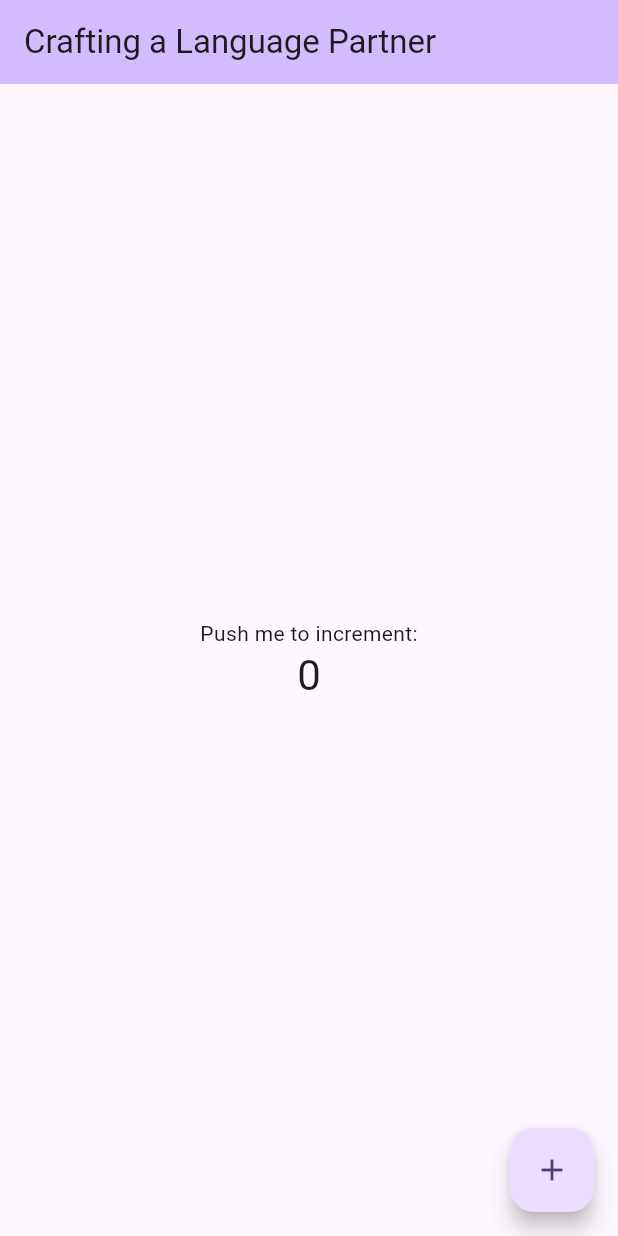
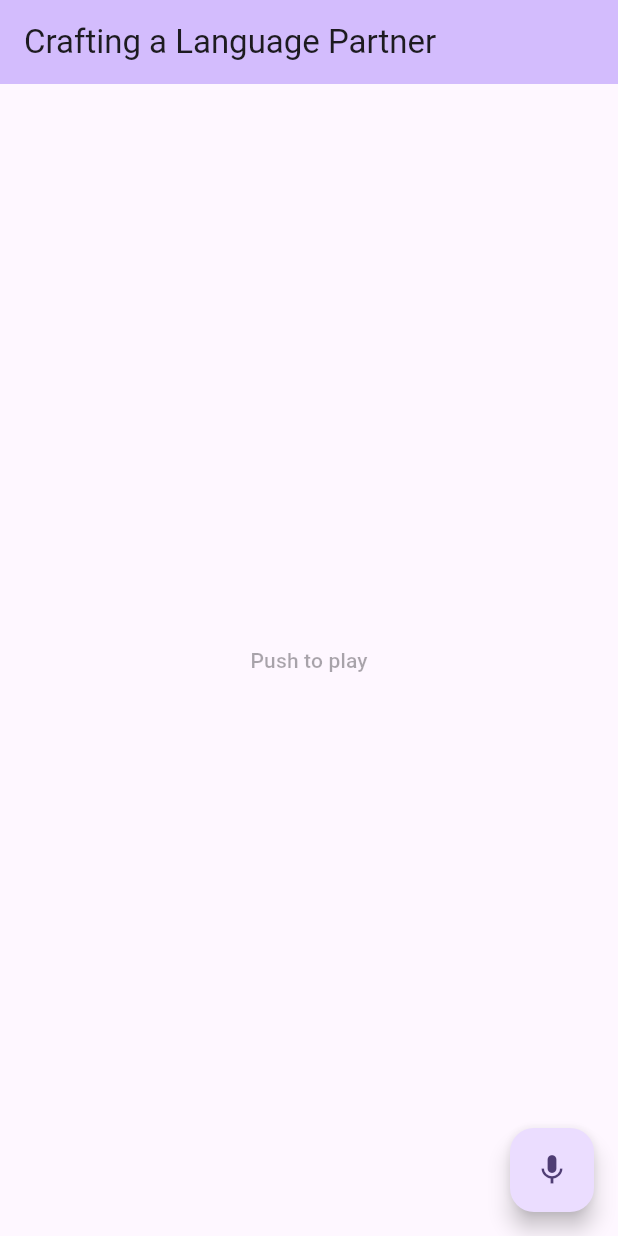
Before and after one commit to bulwinkel/devfest23, a Flutter app: the screen it shows after launch, on a phone screen of 412 x 824 dp. Run offline on Flutter 3.47's test engine with Material 3 defaults, Android fonts, the phone set to English and light mode, and no system bars; our stand-ins replace audioplayers, flutter_hooks; missing offline and left inert: flutter_sound_record; statements that could not run were skipped.

Commit message:
3. Record audio

```diff
--- a/lib/chat_page.dart
+++ b/lib/chat_page.dart
@@ -1,5 +1,15 @@
+import 'package:audioplayers/audioplayers.dart';
 import 'package:flutter/material.dart';
 import 'package:flutter_hooks/flutter_hooks.dart';
+import 'package:flutter_sound_record/flutter_sound_record.dart';
+import 'package:path/path.dart';
+import 'package:path_provider/path_provider.dart';
+
+enum ChatStatus {
+  idle,
+  recording,
+  processing,
+}
 
 class ChatPage extends HookWidget {
   const ChatPage({super.key, required this.title});
@@ -8,11 +18,42 @@ class ChatPage extends HookWidget {
 
   @override
   Widget build(BuildContext context) {
-    final counterState = useState(0);
-    final counter = counterState.value;
+    final recorder = useMemoized(FlutterSoundRecord.new);
+    final audioPlayers = useMemoized(AudioPlayer.new);
 
-    void incrementCounter() {
-      counterState.value++;
+    final status = useState(ChatStatus.idle);
+    final recordingPath = useState('');
+
+    Future<void> onFabPressed() async {
+      final dir = await getApplicationDocumentsDirectory();
+
+      switch (status.value) {
+        case ChatStatus.idle:
+          status.value = ChatStatus.recording;
+
+          final path = join(dir.path, 'recording.mp4');
+          await recorder.start(
+            path: path,
+          );
+          recordingPath.value = path;
+          break;
+        case ChatStatus.recording:
+          await recorder.stop();
+          // status.value = ChatStatus.processing;
+          status.value = ChatStatus.idle;
+          break;
+        case ChatStatus.processing:
+          status.value = ChatStatus.idle;
+          break;
+      }
+    }
+
+    Future<void> playRecording() async {
+      if (recordingPath.value.isEmpty || status.value != ChatStatus.idle) {
+        return;
+      }
+
+      await audioPlayers.play(DeviceFileSource(recordingPath.value));
     }
 
     return Scaffold(
@@ -24,20 +65,31 @@ class ChatPage extends HookWidget {
         child: Column(
           mainAxisAlignment: MainAxisAlignment.center,
           children: <Widget>[
-            const Text(
-              'Push me to increment:',
-            ),
-            Text(
-              '$counter',
-              style: Theme.of(context).textTheme.headlineMedium,
+            TextButton(
+              onPressed: switch (status.value == ChatStatus.idle &&
+                  recordingPath.value.isNotEmpty) {
+                true => playRecording,
+                false => null,
+              },
+              child: Text(
+                'Push to play',
+              ),
             ),
           ],
         ),
       ),
       floatingActionButton: FloatingActionButton(
-        onPressed: incrementCounter,
-        tooltip: 'Increment',
-        child: const Icon(Icons.add),
+        onPressed: onFabPressed,
+        tooltip: switch (status.value) {
+          ChatStatus.idle => 'Start recording',
+          ChatStatus.recording => 'Stop recording',
+          ChatStatus.processing => 'Processing',
+        },
+        child: switch (status.value) {
+          ChatStatus.idle => const Icon(Icons.mic),
+          ChatStatus.recording => const Icon(Icons.stop),
+          ChatStatus.processing => CircularProgressIndicator(),
+        },
       ),
     );
   }
```
